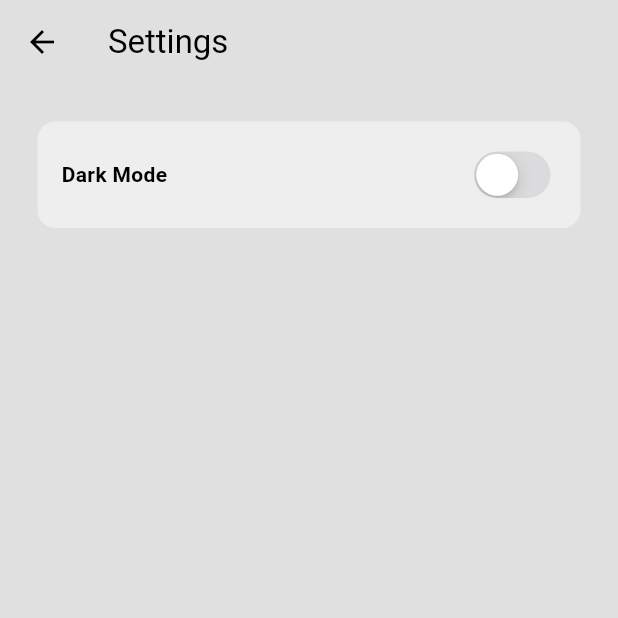
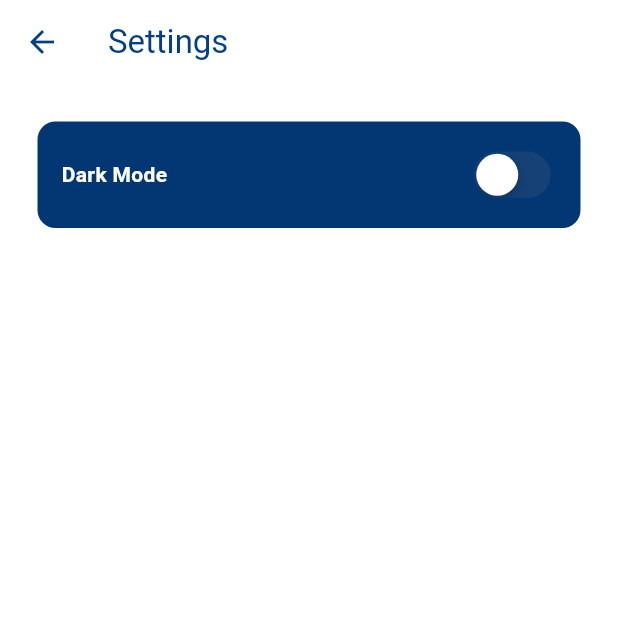
Before and after one commit to 9ShadowWolf9/Wordle, a Flutter app: the screen it shows after launch, after a tap on the "settings" icon, after a tap on "Settings", on a phone screen of 412 x 824 dp, the top half of it. Run offline on Flutter 3.47's test engine with Material 3 defaults, Android fonts, the phone set to English and light mode, and no system bars.

Commit message:
added working theme

```diff
--- a/lib/screens/settings_screen.dart
+++ b/lib/screens/settings_screen.dart
@@ -20,7 +20,7 @@ class SettingsScreen extends StatelessWidget {
         child: Row(
           mainAxisAlignment: MainAxisAlignment.spaceBetween,
           children: [
-            Text('Dark Mode', style: TextStyle(fontWeight: FontWeight.bold)),
+            Text('Dark Mode', style: TextStyle(fontWeight: FontWeight.bold, color: Theme.of(context).colorScheme.primary)),
             CupertinoSwitch(
               value:
                   Provider.of<ThemeProvider>(context, listen: false).isDarkMode,
--- a/lib/themes/light_mode.dart
+++ b/lib/themes/light_mode.dart
@@ -2,9 +2,10 @@ import 'package:flutter/material.dart';
 
 ThemeData lightMode = ThemeData(
   colorScheme: ColorScheme.light(
-    surface: Colors.grey.shade300,
-    primary: Colors.grey.shade500,
-    secondary: Colors.grey.shade200,
+    surface: Colors.white,
+    onSurface: Color(0xFF033F86),
+    primary: Colors.white,
+    secondary: Color(0xFF033774),
     inversePrimary: Colors.grey.shade900,
   ),
 );
--- a/lib/widgets/keyboard_tile.dart
+++ b/lib/widgets/keyboard_tile.dart
@@ -42,7 +42,7 @@ class OnScreenKeyboard extends StatelessWidget {
                         child: ElevatedButton(
                           onPressed: () => onKeyPress(key),
                           style: ElevatedButton.styleFrom(
-                            backgroundColor: defaultColor,
+                            backgroundColor: Theme.of(context).colorScheme.primary,
                             padding: EdgeInsets.zero,
                             tapTargetSize: MaterialTapTargetSize.shrinkWrap,
                             shape: RoundedRectangleBorder(
@@ -51,9 +51,9 @@ class OnScreenKeyboard extends StatelessWidget {
                           ),
                           child: Text(
                             key,
-                            style: const TextStyle(
+                            style:  TextStyle(
                               fontSize: 16,
-                              color: Colors.black,
+                              color: Theme.of(context).colorScheme.secondary,
                             ),
                           ),
                         ),
@@ -79,16 +79,16 @@ class OnScreenKeyboard extends StatelessWidget {
                   child: ElevatedButton(
                     onPressed: () => onKeyPress("ENTER"),
                     style: ElevatedButton.styleFrom(
-                      backgroundColor: defaultColor,
+                      backgroundColor: Theme.of(context).colorScheme.primary,
                       padding: EdgeInsets.zero,
                       tapTargetSize: MaterialTapTargetSize.shrinkWrap,
                       shape: RoundedRectangleBorder(
                         borderRadius: BorderRadius.circular(5),
                       ),
                     ),
-                    child: const Text(
+                    child: Text(
                       "ENTER",
-                      style: TextStyle(fontSize: 14, color: Colors.black),
+                      style: TextStyle(fontSize: 14, color: Theme.of(context).colorScheme.secondary),
                     ),
                   ),
                 ),
@@ -101,17 +101,17 @@ class OnScreenKeyboard extends StatelessWidget {
                   child: ElevatedButton(
                     onPressed: () => onKeyPress("BACKSPACE"),
                     style: ElevatedButton.styleFrom(
-                      backgroundColor: defaultColor,
+                      backgroundColor: Theme.of(context).colorScheme.primary,
                       padding: EdgeInsets.zero,
                       tapTargetSize: MaterialTapTargetSize.shrinkWrap,
                       shape: RoundedRectangleBorder(
                         borderRadius: BorderRadius.circular(5),
                       ),
                     ),
-                    child: const Icon(
+                    child:  Icon(
                       Icons.backspace,
                       size: 20,
-                      color: Colors.black,
+                      color: Theme.of(context).colorScheme.secondary,
                     ),
                   ),
                 ),
--- a/lib/widgets/letter_tile.dart
+++ b/lib/widgets/letter_tile.dart
@@ -19,7 +19,7 @@ class LetterTile extends StatelessWidget {
         child: Center(
           child: Text(
             letter,
-            style: const TextStyle(fontSize: 30, fontWeight: FontWeight.bold),
+            style: TextStyle(fontSize: 30, fontWeight: FontWeight.bold, color: Theme.of(context).colorScheme.primary),
           ),
         ),
       ),
```
